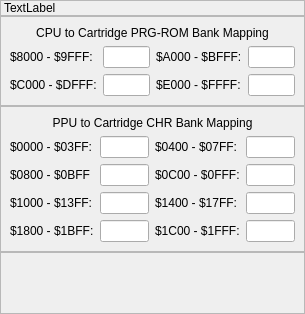
Before: the Qt Designer form debugger/mapperinformationdialog.ui in christopherpow/nesicide, drawn with Qt 5.
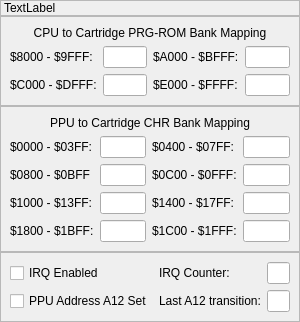
After: the same form once the commit is applied. The open tabs and pages were chosen to show the change.

Commit message: ppu rendering shows as blue in code/data logger; fixed reset problem with enabled breakpoints; reduced function calls in code/data logger renderers; re-implemented mapper IRQ counting for MMC3 and interface from PPU to mapper class for other mappers; added MMC1 and MMC3 internal data to mapper information inspector

The edit to the form file:
```diff
--- a/debugger/mapperinformationdialog.ui
+++ b/debugger/mapperinformationdialog.ui
@@ -6,10 +6,22 @@
    <rect>
     <x>0</x>
     <y>0</y>
-    <width>305</width>
-    <height>304</height>
+    <width>300</width>
+    <height>311</height>
    </rect>
   </property>
+  <property name="sizePolicy">
+   <sizepolicy hsizetype="Preferred" vsizetype="Preferred">
+    <horstretch>0</horstretch>
+    <verstretch>0</verstretch>
+   </sizepolicy>
+  </property>
+  <property name="minimumSize">
+   <size>
+    <width>300</width>
+    <height>0</height>
+   </size>
+  </property>
   <property name="windowTitle">
    <string>Dialog</string>
   </property>
@@ -306,7 +318,50 @@
      </widget>
      <widget class="QWidget" name="mapper2"/>
      <widget class="QWidget" name="mapper3"/>
-     <widget class="QWidget" name="mapper4"/>
+     <widget class="QWidget" name="mapper4">
+      <layout class="QGridLayout" name="gridLayout_5">
+       <item row="0" column="4" colspan="2">
+        <widget class="QLineEdit" name="irqCounter"/>
+       </item>
+       <item row="1" column="0">
+        <widget class="QCheckBox" name="ppuAddrA12">
+         <property name="text">
+          <string>PPU Address A12 Set</string>
+         </property>
+         <property name="checkable">
+          <bool>true</bool>
+         </property>
+        </widget>
+       </item>
+       <item row="0" column="0">
+        <widget class="QCheckBox" name="irqEnabled">
+         <property name="text">
+          <string>IRQ Enabled</string>
+         </property>
+         <property name="checkable">
+          <bool>true</bool>
+         </property>
+        </widget>
+       </item>
+       <item row="0" column="1">
+        <widget class="QLabel" name="label_18">
+         <property name="text">
+          <string>IRQ Counter:</string>
+         </property>
+        </widget>
+       </item>
+       <item row="1" column="1">
+        <widget class="QLabel" name="label_20">
+         <property name="text">
+          <string>Last A12 transition:</string>
+         </property>
+        </widget>
+       </item>
+       <item row="1" column="4" colspan="2">
+        <widget class="QLineEdit" name="lastA12Cycle"/>
+       </item>
+      </layout>
+     </widget>
      <widget class="QWidget" name="mapper5"/>
      <widget class="QWidget" name="mapper6"/>
      <widget class="QWidget" name="mapper7"/>
```
Left out of the diff: 2 changed lines with no effect on the pictures. The commit also changes 25 other files.
